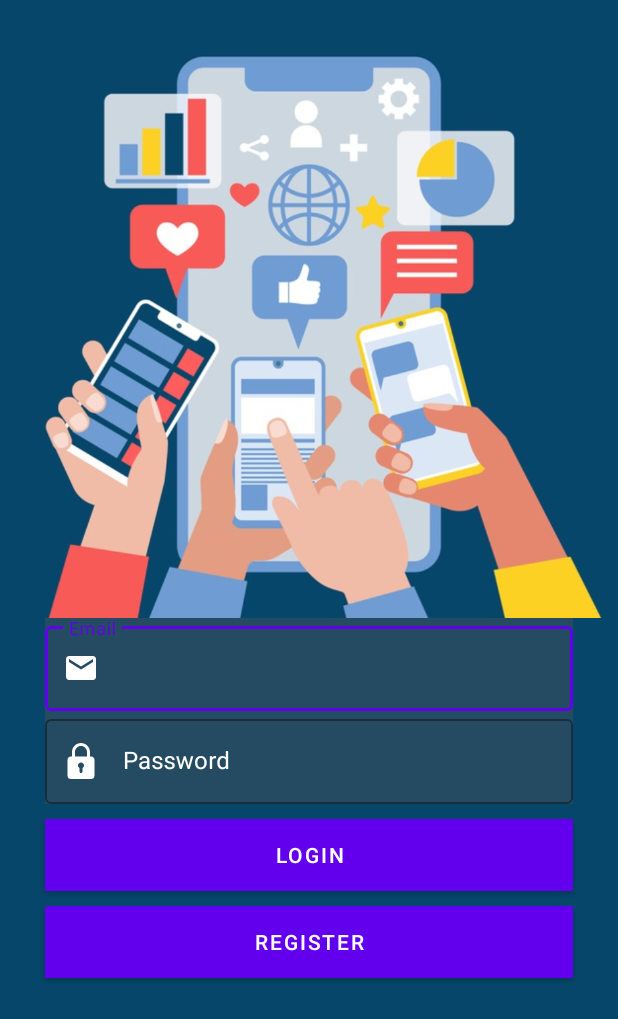
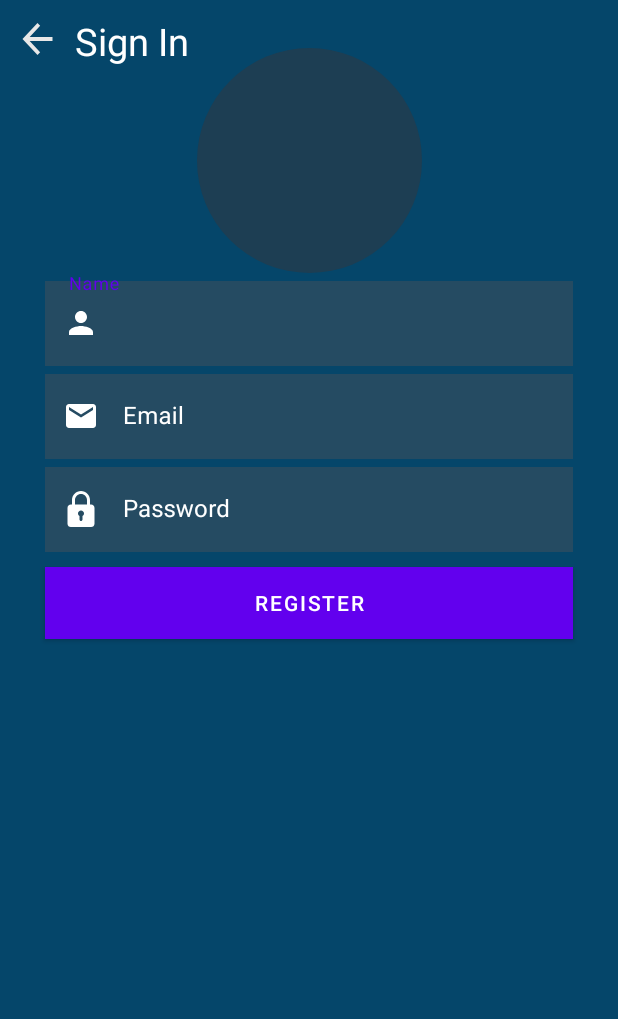
Before and after one commit to TrickyTommy/TommyChatting, an Android app: the screen it shows after launch (MainActivity), on a phone screen of 412 x 824 dp. Shown: the top 1019 px of the screen. Run offline under Robolectric (Android 15) with nearby library versions, the phone set to English and light mode, and no system bars; our stand-ins replace CircleImageView, Firebase (no records; nobody signed in at launch, a user with empty details on screens opened directly).

```diff
--- a/app/src/main/AndroidManifest.xml
+++ b/app/src/main/AndroidManifest.xml
@@ -1,8 +1,13 @@
 <?xml version="1.0" encoding="utf-8"?>
 <manifest xmlns:android="http://schemas.android.com/apk/res/android"
     package="com.example.tommychatting">
+    <uses-permission android:name="android.permission.WAKE_LOCK" />
+    <uses-permission android:name="android.permission.INTERNET"/>
+    <uses-permission android:name="android.permission.READ_EXTERNAL_STORAGE"/>
+
 
     <application
+        android:usesCleartextTraffic="true"
         android:allowBackup="true"
         android:icon="@mipmap/ic_launcher"
         android:label="@string/app_name"
--- a/app/src/main/java/com/example/tommychatting/MainActivity.kt
+++ b/app/src/main/java/com/example/tommychatting/MainActivity.kt
@@ -7,5 +7,7 @@ class MainActivity : AppCompatActivity() {
     override fun onCreate(savedInstanceState: Bundle?) {
         super.onCreate(savedInstanceState)
         setContentView(R.layout.activity_main)
+
     }
+
 }
--- /dev/null
+++ b/app/src/main/java/com/example/tommychatting/OnbackPress.kt
@@ -0,0 +1,5 @@
+package com.example.tommychatting
+
+interface IOnBackPressed {
+    fun onBackPressed(): Boolean
+}
--- /dev/null
+++ b/app/src/main/java/com/example/tommychatting/User.kt
@@ -0,0 +1,4 @@
+package com.example.tommychatting
+
+class User(val uid: String ,val username: String, val profileImageUrl: String) {
+}
--- /dev/null
+++ b/app/src/main/java/com/example/tommychatting/fragment/latestMessageFragment.kt
@@ -0,0 +1,62 @@
+package com.example.tommychatting.fragment
+
+import android.os.Bundle
+import android.view.*
+import androidx.fragment.app.Fragment
+import androidx.navigation.fragment.findNavController
+import com.example.tommychatting.IOnBackPressed
+import com.example.tommychatting.R
+import com.example.tommychatting.databinding.FragmentLatestMessageBinding
+import com.google.firebase.auth.FirebaseAuth
+import com.google.firebase.ktx.Firebase
+
+
+class latestMessageFragment : Fragment() {
+
+    private lateinit var binding: FragmentLatestMessageBinding
+    override fun onCreateView(
+        inflater: LayoutInflater, container: ViewGroup?,
+        savedInstanceState: Bundle?
+    ): View? {
+        // Inflate the layout for this fragment
+        binding = FragmentLatestMessageBinding.inflate(inflater, container, false).apply {
+
+            verifyUserLoggin()
+
+
+        }
+        return binding.root
+    }
+
+    private fun verifyUserLoggin() {
+        val uid = FirebaseAuth.getInstance().uid
+        if (uid == null) {
+            val frag =
+                findNavController().navigate(R.id.action_latestMessageFragment_to_registerFragment)
+
+        }
+    }
+
+    override fun onOptionsItemSelected(item: MenuItem): Boolean {
+        when (item?.itemId) {
+            R.id.menu_new_message -> {
+                val frag =
+                    findNavController().navigate(R.id.action_latestMessageFragment_to_newMessageFragment)
+
+
+            }
+            R.id.sign_out -> {
+                FirebaseAuth.getInstance().signOut()
+                findNavController().navigate(R.id.action_latestMessageFragment_to_registerFragment)
+            }
+        }
+        return super.onOptionsItemSelected(item)
+    }
+
+    override fun onCreateOptionsMenu(menu: Menu, inflater: MenuInflater) {
+        inflater.inflate(R.menu.nav_menu, menu)
+        super.onCreateOptionsMenu(menu, inflater)
+    }
+
+
+}
--- /dev/null
+++ b/app/src/main/res/drawable-v24/round_select_photo.xml
@@ -0,0 +1,5 @@
+<?xml version="1.0" encoding="utf-8"?>
+<shape xmlns:android="http://schemas.android.com/apk/res/android">
+    <solid android:color="@color/colorPrimaryDark"/>
+    <corners android:radius="75dp"/>
+</shape>
--- a/app/src/main/res/layout/fragment_register.xml
+++ b/app/src/main/res/layout/fragment_register.xml
@@ -5,18 +5,26 @@
     android:layout_width="match_parent"
     android:layout_height="match_parent"
     android:background="@color/colorAuthentication"
+    android:keepScreenOn="true"
     tools:context=".fragment.RegisterFragment">
 
 
     <ImageView
-        android:id="@+id/imageView"
-        android:layout_width="0dp"
-        android:layout_height="wrap_content"
-        android:adjustViewBounds="true"
-        android:src="@drawable/logo_contact"
+        android:id="@+id/button_photo"
+        android:layout_width="150dp"
+        android:layout_height="150dp"
+        android:layout_marginStart="8dp"
+        android:layout_marginLeft="8dp"
+        android:layout_marginTop="32dp"
+        android:layout_marginEnd="8dp"
+        android:layout_marginRight="8dp"
+        android:background="@drawable/round_select_photo"
+        android:text="Select Photo"
+        android:textColor="@android:color/white"
+        android:textStyle="bold"
         app:layout_constraintEnd_toEndOf="parent"
         app:layout_constraintStart_toStartOf="parent"
-       app:layout_constraintTop_toTopOf="parent" />
+        app:layout_constraintTop_toTopOf="parent" />
 
     <TextView
         android:id="@+id/tv_signin"
@@ -26,6 +34,7 @@
         android:text="Sign In"
         android:textColor="@color/white"
         android:textSize="25sp"
+
         app:layout_constraintStart_toEndOf="@+id/tv_signin2"
         app:layout_constraintTop_toTopOf="parent" />
 
@@ -48,7 +57,7 @@
         android:textColorHint="@color/white"
         app:layout_constraintEnd_toEndOf="parent"
         app:layout_constraintStart_toStartOf="parent"
-        app:layout_constraintTop_toBottomOf="@id/imageView"
+        app:layout_constraintTop_toBottomOf="@id/button_photo"
         app:startIconDrawable="@drawable/ic_name"
         app:startIconTint="@color/white">
 
@@ -116,6 +125,7 @@
         android:background="@color/colorDanger"
         android:text="register"
         app:layout_constraintTop_toBottomOf="@id/password" />
+
     <ProgressBar
         android:id="@+id/pb_loading"
         android:layout_width="wrap_content"
@@ -126,4 +136,13 @@
         app:layout_constraintBottom_toBottomOf="parent"
         app:layout_constraintEnd_toEndOf="parent"
         app:layout_constraintStart_toStartOf="parent" />
+
+    <de.hdodenhof.circleimageview.CircleImageView
+        android:id="@+id/select_foto_image"
+        app:civ_border_width="4dp"
+        android:layout_width="150dp"
+        android:layout_height="150dp"
+        app:layout_constraintBottom_toBottomOf="@+id/button_photo"
+        app:layout_constraintStart_toStartOf="@+id/button_photo"
+        app:layout_constraintTop_toTopOf="@+id/button_photo" />
 </androidx.constraintlayout.widget.ConstraintLayout>
--- /dev/null
+++ b/app/src/main/res/menu/nav_menu.xml
@@ -0,0 +1,11 @@
+<?xml version="1.0" encoding="utf-8"?>
+<menu xmlns:android="http://schemas.android.com/apk/res/android"
+    xmlns:app="http://schemas.android.com/apk/res-auto">
+    <item android:id="@+id/menu_new_message"
+        android:title="New Message"
+        app:showAsAction="ifRoom"/>
+
+    <item android:id="@+id/sign_out"
+        android:title="Log out"
+        app:showAsAction="ifRoom"/>
+</menu>
--- a/app/src/main/res/navigation/nav_firebase_graph.xml
+++ b/app/src/main/res/navigation/nav_firebase_graph.xml
@@ -3,7 +3,7 @@
     xmlns:app="http://schemas.android.com/apk/res-auto"
     xmlns:tools="http://schemas.android.com/tools"
     android:id="@+id/nav_firebase_graph.xml"
-    app:startDestination="@id/loginFragment">
+    app:startDestination="@id/latestMessageFragment">
 
     <fragment
         android:id="@+id/loginFragment"
@@ -17,8 +17,8 @@
             android:id="@+id/action_loginFragment_to_mainFragment"
             app:destination="@id/mainFragment" />
         <action
-            android:id="@+id/action_loginFragment_to_daftarUserFragment"
-            app:destination="@id/daftarUserFragment" />
+            android:id="@+id/action_loginFragment_to_latestMessageFragment2"
+            app:destination="@id/latestMessageFragment" />
     </fragment>
     <fragment
         android:id="@+id/registerFragment"
@@ -31,8 +31,24 @@
         android:label="fragment_main"
         tools:layout="@layout/fragment_main" />
     <fragment
-        android:id="@+id/daftarUserFragment"
-        android:name="com.example.tommychatting.fragment.DaftarUserFragment"
-        android:label="fragment_daftar_user"
-        tools:layout="@layout/fragment_daftar_user" />
+        android:id="@+id/latestMessageFragment"
+        android:name="com.example.tommychatting.fragment.latestMessageFragment"
+        android:label="fragment_latest_message"
+        tools:layout="@layout/fragment_latest_message" >
+        <action
+            android:id="@+id/action_latestMessageFragment_to_registerFragment"
+            app:destination="@id/registerFragment" />
+        <action
+            android:id="@+id/action_latestMessageFragment_to_newMessageFragment"
+            app:destination="@id/newMessageFragment" />
+    </fragment>
+    <fragment
+        android:id="@+id/newMessageFragment"
+        android:name="com.example.tommychatting.fragment.NewMessageFragment"
+        android:label="fragment_new_message"
+        tools:layout="@layout/fragment_new_message" >
+        <action
+            android:id="@+id/action_newMessageFragment_to_latestMessageFragment"
+            app:destination="@id/latestMessageFragment" />
+    </fragment>
 </navigation>
```
Also changed, not shown: app/build.gradle (+7 -0 lines), app/src/main/java/com/example/tommychatting/fragment/LoginFragment.kt (+26 -4 lines), app/src/main/java/com/example/tommychatting/fragment/NewMessageFragment.kt (added, +34 -0 lines), app/src/main/java/com/example/tommychatting/fragment/RegisterFragment.kt (+77 -2 lines), app/src/main/java/com/example/tommychatting/model/UserModel.kt (added, +15 -0 lines), app/src/main/res/layout/fragment_latest_message.xml (added, +14 -0 lines), app/src/main/res/layout/fragment_new_message.xml (added, +40 -0 lines).
